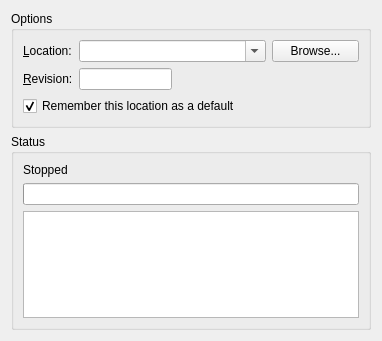
Before: the Qt Designer form ui/merge.ui in breezy-team/qbrz, drawn with Qt 5.
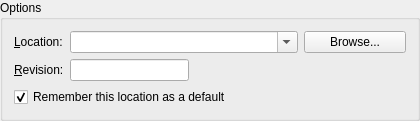
After: the same form once the commit is applied.

Commit message: Change pull, push, branch, and merge to use SubProcessDialog.

```diff
--- a/ui/merge.ui
+++ b/ui/merge.ui
@@ -1,17 +1,14 @@
 <ui version="4.0" >
  <class>MergeForm</class>
- <widget class="QWidget" name="MergeForm" >
+ <widget class="QGroupBox" name="MergeForm" >
   <property name="geometry" >
    <rect>
     <x>0</x>
     <y>0</y>
-    <width>382</width>
-    <height>341</height>
+    <width>420</width>
+    <height>107</height>
    </rect>
   </property>
-  <layout class="QVBoxLayout" name="verticalLayout" >
-   <item>
-    <widget class="QGroupBox" name="groupBox" >
      <property name="title" >
       <string>Options</string>
      </property>
@@ -77,38 +74,6 @@
         <property name="checked" >
          <bool>true</bool>
         </property>
-       </widget>
-      </item>
-     </layout>
-    </widget>
-   </item>
-   <item>
-    <widget class="QGroupBox" name="groupBox_2" >
-     <property name="title" >
-      <string>Status</string>
-     </property>
-     <layout class="QVBoxLayout" >
-      <item>
-       <widget class="QLabel" name="progressMessage" >
-        <property name="text" >
-         <string>Stopped</string>
-        </property>
-        <property name="wordWrap" >
-         <bool>true</bool>
-        </property>
-       </widget>
-      </item>
-      <item>
-       <widget class="QProgressBar" name="progressBar" >
-        <property name="maximum" >
-         <number>1000000</number>
-        </property>
-       </widget>
-      </item>
-      <item>
-       <widget class="QTextBrowser" name="console" />
-      </item>
-     </layout>
     </widget>
    </item>
   </layout>
```
Lines whose indentation alone changed are shown as unchanged. The commit also changes 9 other files.
